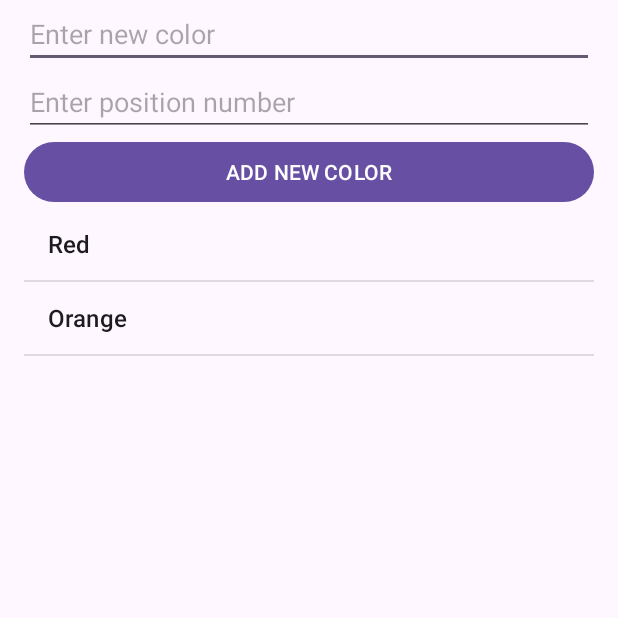
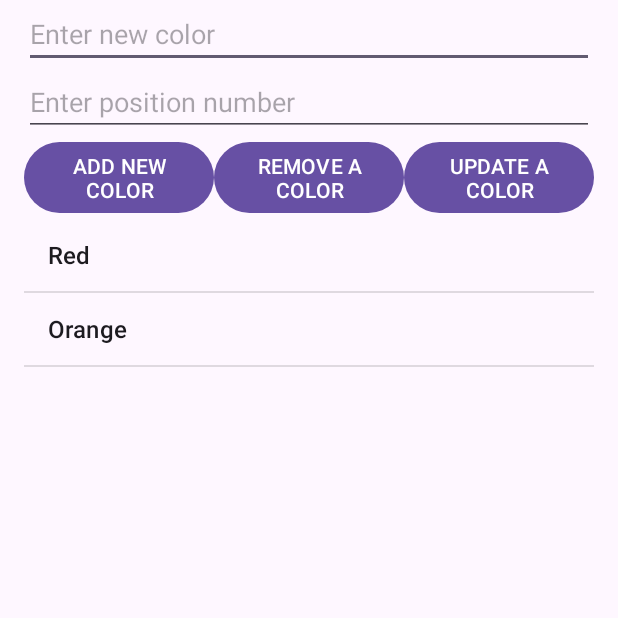
Before and after one commit to chavonne-kek/Demo-Dynamic-ListView-Colour-List, an Android app: the screen it shows after launch (MainActivity), on a phone screen of 412 x 824 dp, the top half of it. Run offline under Robolectric (Android 15) with nearby library versions, the phone set to English and light mode, and no system bars.

Commit message:
Additional challenge

```diff
--- a/app/src/main/java/sg/edu/rp/c346/id22017979/demodynamic/MainActivity.java
+++ b/app/src/main/java/sg/edu/rp/c346/id22017979/demodynamic/MainActivity.java
@@ -15,7 +15,7 @@ import java.util.ArrayList;
 
 public class MainActivity extends AppCompatActivity {
     EditText etElement, etIndexElement;
-    Button btnAdd;
+    Button btnAdd,btnRemove,btnUpdate;
     ListView lvColor;
     ArrayList<String> alColors;
     @Override
@@ -25,6 +25,8 @@ public class MainActivity extends AppCompatActivity {
         alColors = new ArrayList<String>();
         etElement = findViewById(R.id.editTextColor);
         btnAdd = findViewById(R.id.btnAddColor);
+        btnRemove = findViewById(R.id.btnRemoveColor);
+        btnUpdate = findViewById(R.id.btnUpdateColor);
         lvColor = findViewById(R.id.listViewColor);
         etIndexElement = findViewById(R.id.editTextIndex);
 
@@ -37,7 +39,8 @@ public class MainActivity extends AppCompatActivity {
             public void onClick(View v) {
                 String newColor = etElement.getText().toString();
                 //alColors.add(newColor);
-                int pos = Integer.parseInt(etIndexElement.getText().toString());
+                int pos = Integer.parseInt(etIndexElement.getText().toString()) - 1;
+
                 alColors.add(pos,newColor);
                 aaColor.notifyDataSetChanged();
                 etElement.setText("");
@@ -52,6 +55,28 @@ public class MainActivity extends AppCompatActivity {
                 Toast.makeText(MainActivity.this, "Color selected: "+color, Toast.LENGTH_SHORT).show();
             }
         });
+        btnRemove.setOnClickListener(new View.OnClickListener() {
+            @Override
+            public void onClick(View v) {
+                String color = etElement.getText().toString();
+                alColors.remove(color);
+                aaColor.notifyDataSetChanged();
+                etElement.setText("");
+                etIndexElement.setText("");
+            }
+        });
+
+        btnUpdate.setOnClickListener(new View.OnClickListener() {
+            @Override
+            public void onClick(View v) {
+                String color = etElement.getText().toString();
+                int pos = Integer.parseInt(etIndexElement.getText().toString()) - 1;
+                alColors.set(pos,color);
+                aaColor.notifyDataSetChanged();
+                etElement.setText("");
+                etIndexElement.setText("");
+            }
+        });
 
     }
 }
--- a/app/src/main/res/layout/activity_main.xml
+++ b/app/src/main/res/layout/activity_main.xml
@@ -33,6 +33,19 @@
             android:layout_height="wrap_content"
             android:layout_weight="1"
             android:text="ADD NEW COLOR" />
+        <Button
+            android:id="@+id/btnRemoveColor"
+            android:layout_width="match_parent"
+            android:layout_height="wrap_content"
+            android:layout_weight="1"
+            android:text="REMOVE A COLOR" />
+        <Button
+            android:id="@+id/btnUpdateColor"
+            android:layout_width="match_parent"
+            android:layout_height="wrap_content"
+            android:layout_weight="1"
+            android:text="UPDATE A COLOR" />
+
 
     </LinearLayout>
 
```
